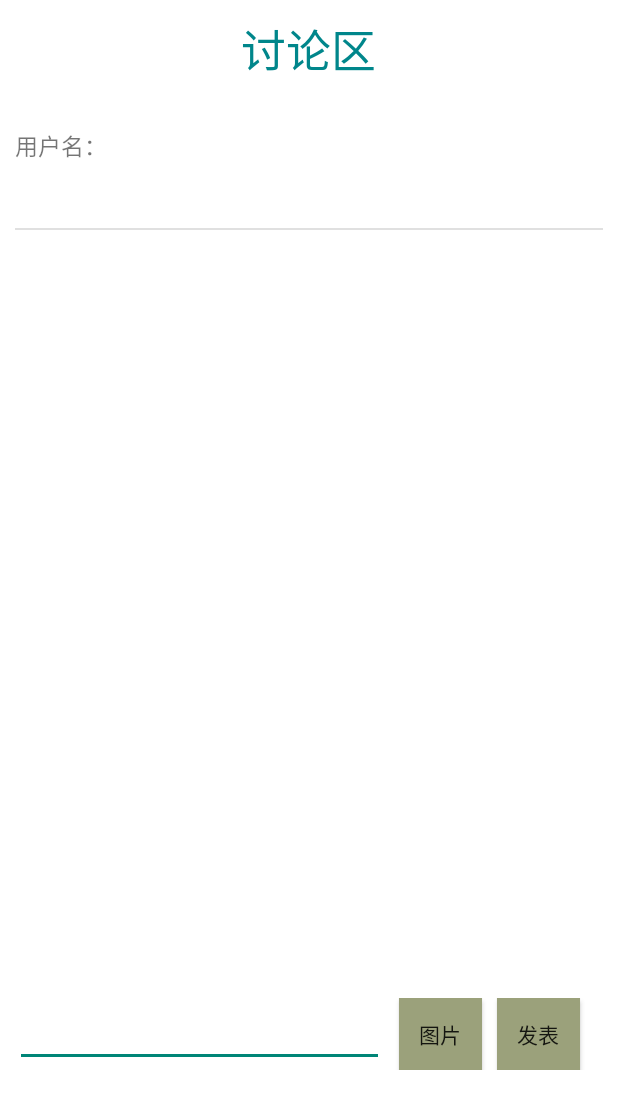
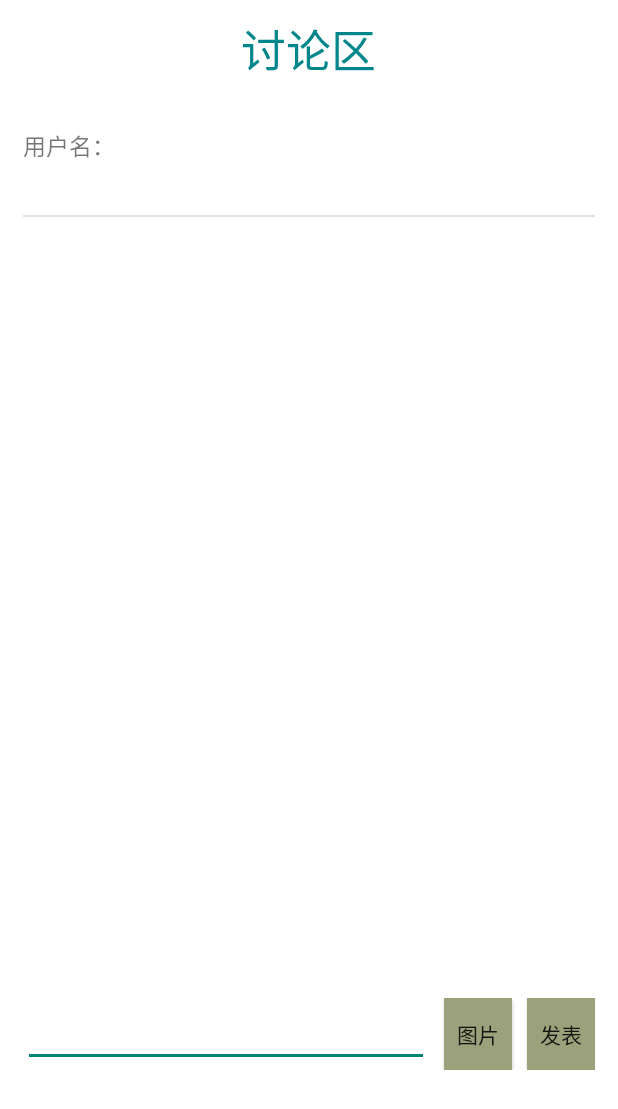
Before and after one commit to yierear/android, an Android app: the comment screen opened directly, with no data from a screen before it, after a tap on "发表", on a phone screen of 412 x 824 dp. Shown: the top 1109 px of the screen. Run offline under Robolectric (Android 15) with nearby library versions, the phone set to English and light mode, and no system bars.

Commit message:
comment布局+bug修改

```diff
--- a/finnal/app/src/main/java/com/example/finnal/comment.java
+++ b/finnal/app/src/main/java/com/example/finnal/comment.java
@@ -257,6 +257,7 @@ public class comment extends Activity {
         mContentValues.put("comment", text.getText().toString().trim());
         mContentValues.put("picture",pic_byte);
         mDbWriter.insert("comment", null, mContentValues);
+        pic_byte=null;
         refreshListview();
     }
     public void deleteData(int position) {
--- a/finnal/app/src/main/res/layout/activity_comment.xml
+++ b/finnal/app/src/main/res/layout/activity_comment.xml
@@ -5,9 +5,9 @@
     android:layout_width="match_parent"
     android:layout_height="match_parent"
     tools:context=".comment"
-    android:layout_marginLeft="10dp"
-    android:layout_marginRight="10dp"
-    android:layout_marginBottom="10dp"
+    android:layout_marginLeft="15dp"
+    android:layout_marginRight="15dp"
+    android:layout_marginBottom="15dp"
     android:orientation="vertical">
 
     <TextView
@@ -32,23 +32,26 @@
 
         <EditText
             android:id="@+id/write_comment"
-            android:layout_width="246dp"
+            android:layout_width="0dp"
             android:layout_height="wrap_content"
+            android:layout_weight="3"
             android:gravity="center" />
 
         <Button
             android:id="@+id/send_picture"
-            android:layout_width="55dp"
+            android:layout_width="0dp"
             android:layout_height="wrap_content"
             android:layout_marginLeft="10dp"
+            android:layout_weight="0.5"
             android:background="@color/SmallGreen"
             android:text="图片" />
 
         <Button
             android:id="@+id/insert"
-            android:layout_width="55dp"
+            android:layout_width="0dp"
             android:layout_height="wrap_content"
             android:layout_marginLeft="10dp"
+            android:layout_weight="0.5"
             android:background="@color/SmallGreen"
             android:text="发表" />
 
--- a/finnal/app/src/main/res/layout/comment_item_layout.xml
+++ b/finnal/app/src/main/res/layout/comment_item_layout.xml
@@ -26,14 +26,17 @@
     <TextView
         android:id="@+id/commentList"
         android:layout_width="match_parent"
-        android:layout_height="43dp"
+        android:layout_height="wrap_content"
+        android:layout_marginLeft="30dp"
+        android:layout_marginBottom="5dp"
         android:textColor="#000000"
         android:textSize="22sp" />
 
     <ImageView
         android:id="@+id/sendPic"
-        android:layout_width="170dp"
-        android:layout_height="188dp"
+        android:layout_width="wrap_content"
+        android:layout_height="450dp"
+        android:layout_marginLeft="30dp"
         android:paddingBottom="20dp" />
 
 </LinearLayout>
```
